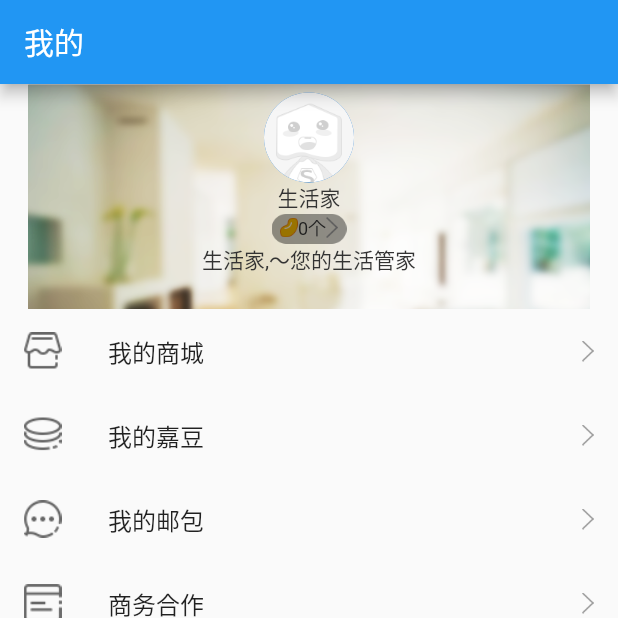
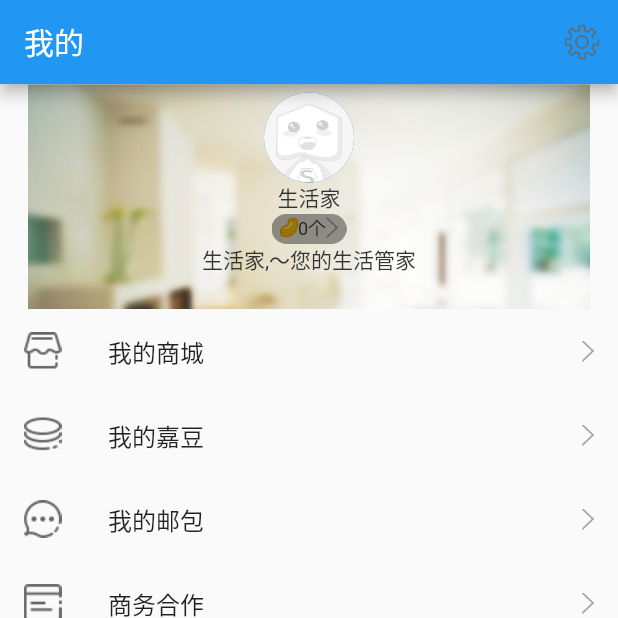
Before and after one commit to BlueSkying/justbon_flutter, a Flutter app: the screen it shows after launch, item 4 of the bottom bar chosen, on a phone screen of 412 x 824 dp, the top half of it. Run offline on Flutter 3.47's test engine with Material 2 defaults, Android fonts, the light colour scheme and no system bars; our stand-ins replace dio, shared_preferences; missing offline and left inert: flutter_webview_plugin.

Commit message:
登录页及接口调用成攻

```diff
--- a/lib/main.dart
+++ b/lib/main.dart
@@ -1,4 +1,5 @@
 import 'package:flutter/material.dart';
+import 'dart:ui';
 import './views/mainController.dart';
 import './views/neighborViewController.dart';
 import './views/shopMailController.dart';
--- a/lib/views/mineViewController.dart
+++ b/lib/views/mineViewController.dart
@@ -1,12 +1,9 @@
 import 'package:flutter/material.dart';
-import 'dart:ui';
 import 'package:shared_preferences/shared_preferences.dart';
 import 'package:justbon_flutter/views/utils/HttpUtil.dart';
 import 'package:justbon_flutter/views/utils/Api.dart';
 import 'package:justbon_flutter/views/DetailVcn.dart';
 
-var kwidth = window.physicalSize.width;
-var kheight = window.physicalSize.height;
 class mineViewController extends StatefulWidget{
     @override
 
@@ -18,10 +15,11 @@ class _MineState extends State<mineViewController>{
      String headImgUrl = '';
      String nikeName = '';
      String jiadouCount = '';
+     String projectName = '';
      @override
      void initState(){
         super.initState();
-        // _selectLocalUser();
+        _selectLocalUser();
         // 网络请求
         _pullUserInfo();
         _pullUserJiadou();
@@ -31,6 +29,14 @@ class _MineState extends State<mineViewController>{
        return new Scaffold(
             appBar: new AppBar(
               title: new Text('我的'),
+              actions: <Widget>[
+                IconButton(
+                  icon: new Image.asset('images/icon_set.png',width: 25,height: 25,),
+                  onPressed: (){
+
+                  },
+                ),
+              ],
             ),
             body: new Center(
               child: new ListView(
@@ -70,7 +76,7 @@ class _MineState extends State<mineViewController>{
           return new Stack(
            alignment: const FractionalOffset(0.5, 0.2),
            children: <Widget>[
-             new Image.asset('images/my_bg.png',width: kwidth,height: 150,),
+             new Image.asset('images/my_bg.png',width: Api().kwidth,height: 150,),
              new Column(
                children: <Widget>[
                  new CircleAvatar(
@@ -104,7 +110,7 @@ class _MineState extends State<mineViewController>{
                      ],
                    ),
                  ),
-                 new Text('生活家,～您的生活管家',style: new TextStyle(fontSize: 14,color: Color(0xff333333),),),
+                 new Text(projectName.length > 0 ? projectName : '生活家,～您的生活管家',style: new TextStyle(fontSize: 14,color: Color(0xff333333),),),
                ],
              )
            ],
@@ -131,25 +137,31 @@ class _MineState extends State<mineViewController>{
     }
     // 选中我的列表
     void _itemClick(String itemTitle){
-        if (userName.length > 0 ){
+        if (projectName.length > 0 ){
            Navigator.of(context).push(new MaterialPageRoute(builder: (_){
            return new DetailVcn(title: itemTitle,);
            })).then((value){
             print('回传的值$value');
            });
         }else{
-           Navigator.pushNamed(context, '/LoginVcn');
+           Navigator.pushNamed(context, '/LoginVcn').then((value){
+             if (value == '成功'){
+                _selectLocalUser();
+             }
+           });
         }
     }
 
     // 本地查询是否存在登录用户
     _selectLocalUser() async{
         SharedPreferences prefs = await SharedPreferences.getInstance();
-        String username = prefs.get('USERNAME');
-        if (username.length > 0){
-          setState(() {
-                 userName = username;
-                    });
+        String projectname = prefs.get('USERPROJECTNAME');
+        if (projectname !=null && projectname.length > 0){
+           setState(() {
+                 projectName = projectname;
+                      });
+        }else{
+           print('没有登录用户');
         }
     }
 }
--- a/lib/views/utils/Api.dart
+++ b/lib/views/utils/Api.dart
@@ -1,4 +1,8 @@
+import 'dart:ui';
 class Api{
+    var kwidth = window.physicalSize.width;
+    var kheight = window.physicalSize.height;
     var USERINFO_URL = 'http://openapi.justbon.cn:8392/members/member';
     var USERJIADOU_URL = 'http://openapi.justbon.cn/api/scarlettBean/queryScarlettBeam';
+    var USERLOGIN_URL = 'https://jcp.justbon.com/api/customer/userLogin';
 }
--- a/lib/views/utils/HttpUtil.dart
+++ b/lib/views/utils/HttpUtil.dart
@@ -30,8 +30,10 @@ class HttpUtil {
       ///  响应流上前后两次接受到数据的间隔，单位为毫秒。如果两次间隔超过[receiveTimeout]，
       ///  [Dio] 将会抛出一个[DioErrorType.RECEIVE_TIMEOUT]的异常.
       ///  注意: 这并不是接收数据的总时限.
-      receiveTimeout: 3000,
-      headers: {},
+      receiveTimeout: 30000,
+      headers: {
+        'clientId':'10101',
+      },
     );
     dio = new Dio(options);
   }
```
Also changed, not shown: lib/views/LoginVcn.dart (+86 -24 lines), images/icon_set.png (added), lib/views/SettingVcn.dart (added).
